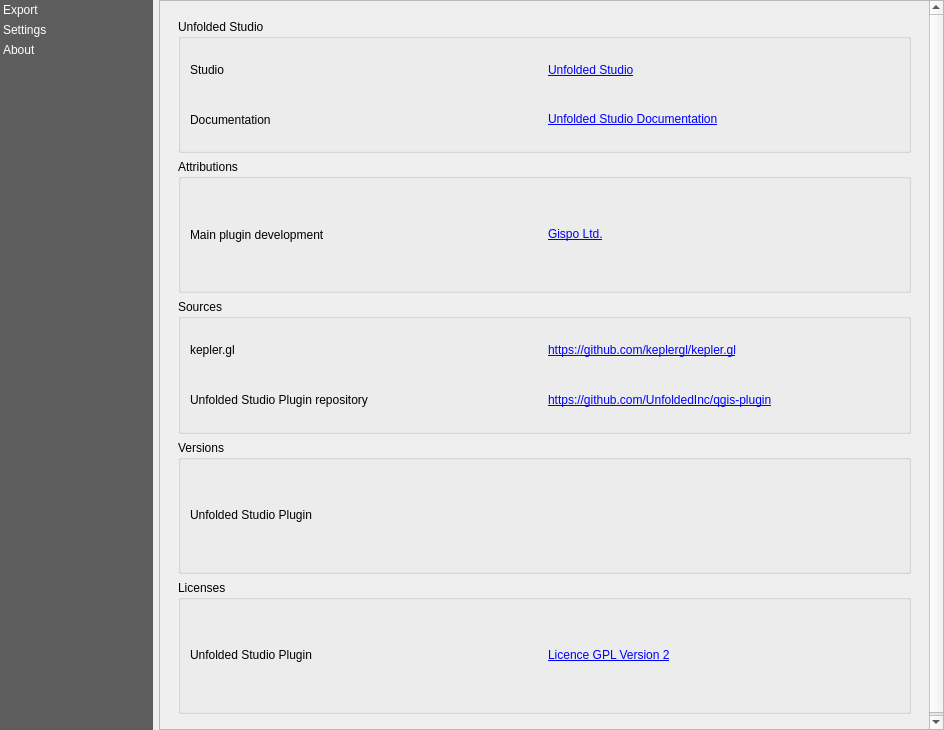
First picture: the form in UnfoldedMapExporter/resources/ui/unfolded_dialog.ui, repository foursquare/qgis-plugin, before the edit.
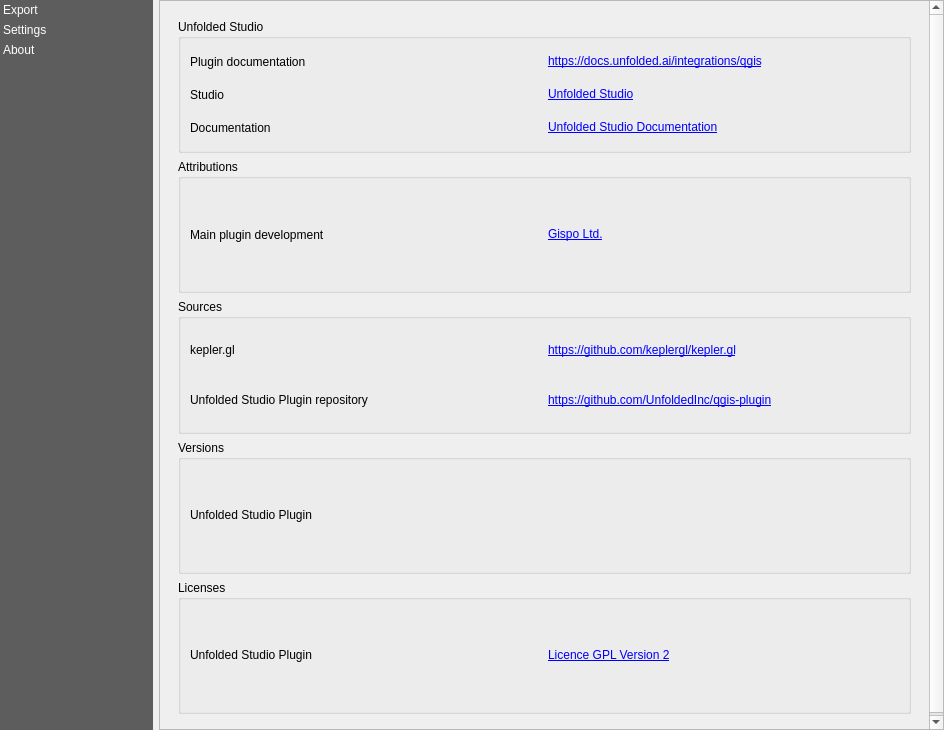
Second picture: the form after the edit. The open tabs and pages were chosen to show the change. Custom widgets are drawn as their Qt base class.

Commit message: #8: Add link to the plugin documentation

What changed in the file:
```diff
--- a/UnfoldedMapExporter/resources/ui/unfolded_dialog.ui
+++ b/UnfoldedMapExporter/resources/ui/unfolded_dialog.ui
@@ -717,38 +717,7 @@
                   <property name="sizeConstraint">
                    <enum>QLayout::SetNoConstraint</enum>
                   </property>
-                  <item row="0" column="1">
-                   <widget class="QLabel" name="label_gispo_2">
-                    <property name="sizePolicy">
-                     <sizepolicy hsizetype="Preferred" vsizetype="Preferred">
-                      <horstretch>0</horstretch>
-                      <verstretch>0</verstretch>
-                     </sizepolicy>
-                    </property>
-                    <property name="text">
-                     <string>&lt;html&gt;&lt;head/&gt;&lt;body&gt;&lt;p&gt;&lt;a
-                      href=&quot;https://studio.unfolded.ai/&quot;&gt;&lt;span
-                      style=&quot; text-decoration:
-                      underline; color:#0000ff;&quot;&gt;Unfolded
-                      Studio&lt;/span&gt;&lt;/a&gt;&lt;/p&gt;&lt;/body&gt;&lt;/html&gt;
-                     </string>
-                    </property>
-                   </widget>
-                  </item>
-                  <item row="0" column="0">
-                   <widget class="QLabel" name="label_development_2">
-                    <property name="sizePolicy">
-                     <sizepolicy hsizetype="Preferred" vsizetype="Preferred">
-                      <horstretch>0</horstretch>
-                      <verstretch>0</verstretch>
-                     </sizepolicy>
-                    </property>
-                    <property name="text">
-                     <string>Studio</string>
-                    </property>
-                   </widget>
-                  </item>
-                  <item row="1" column="0">
+                  <item row="2" column="0">
                    <widget class="QLabel" name="label_development_3">
                     <property name="sizePolicy">
                      <sizepolicy hsizetype="Preferred" vsizetype="Preferred">
@@ -761,7 +730,7 @@
                     </property>
                    </widget>
                   </item>
-                  <item row="1" column="1">
+                  <item row="2" column="1">
                    <widget class="QLabel" name="label_gispo_3">
                     <property name="sizePolicy">
                      <sizepolicy hsizetype="Preferred" vsizetype="Preferred">
@@ -779,6 +748,53 @@
                     </property>
                    </widget>
                   </item>
+                  <item row="1" column="1">
+                   <widget class="QLabel" name="label_gispo_2">
+                    <property name="sizePolicy">
+                     <sizepolicy hsizetype="Preferred" vsizetype="Preferred">
+                      <horstretch>0</horstretch>
+                      <verstretch>0</verstretch>
+                     </sizepolicy>
+                    </property>
+                    <property name="text">
+                     <string>&lt;html&gt;&lt;head/&gt;&lt;body&gt;&lt;p&gt;&lt;a
+                      href=&quot;https://studio.unfolded.ai/&quot;&gt;&lt;span
+                      style=&quot; text-decoration:
+                      underline; color:#0000ff;&quot;&gt;Unfolded
+                      Studio&lt;/span&gt;&lt;/a&gt;&lt;/p&gt;&lt;/body&gt;&lt;/html&gt;
+                     </string>
+                    </property>
+                   </widget>
+                  </item>
+                  <item row="1" column="0">
+                   <widget class="QLabel" name="label_development_2">
+                    <property name="sizePolicy">
+                     <sizepolicy hsizetype="Preferred" vsizetype="Preferred">
+                      <horstretch>0</horstretch>
+                      <verstretch>0</verstretch>
+                     </sizepolicy>
+                    </property>
+                    <property name="text">
+                     <string>Studio</string>
+                    </property>
+                   </widget>
+                  </item>
+                  <item row="0" column="0">
+                   <widget class="QLabel" name="label_3">
+                    <property name="text">
+                     <string>Plugin documentation</string>
+                    </property>
+                   </widget>
+                  </item>
+                  <item row="0" column="1">
+                   <widget class="QLabel" name="label_4">
+                    <property name="text">
+                     <string>&lt;html&gt;&lt;head/&gt;&lt;body&gt;&lt;p&gt;&lt;a href=&quot;https://docs.unfolded.ai/integrations/qgis&quot;&gt;&lt;span
+                      style=&quot; text-decoration: underline; color:#0000ff;&quot;&gt;https://docs.unfolded.ai/integrations/qgis&lt;/span&gt;&lt;/a&gt;&lt;/p&gt;&lt;/body&gt;&lt;/html&gt;
+                     </string>
+                    </property>
+                   </widget>
+                  </item>
                  </layout>
                 </item>
                </layout>
```
Left out of the diff: 26 changed lines with no effect on the pictures.
